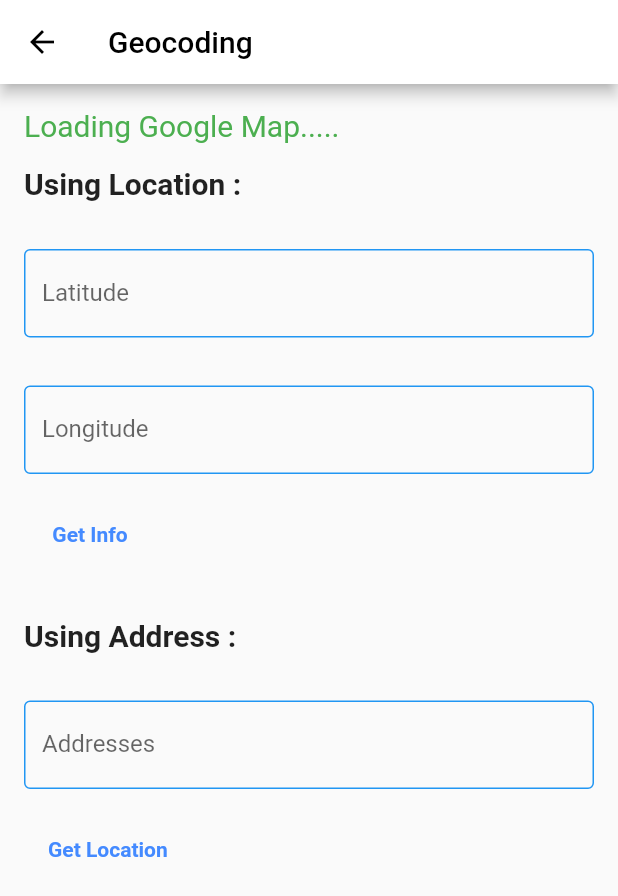
After one commit to congminh090800/google-map-demo, a Flutter app: the screen it shows after launch, after a tap on "Geocoding", on a phone screen of 412 x 824 dp. The commit adds this screen. Shown: the top 896 px of the screen. Run offline on Flutter 3.47's test engine with Material 2 defaults, Android fonts, the phone set to English and light mode, and no system bars; our stand-ins replace dio, geocoding, geolocator, google_maps_flutter, permission_handler; missing offline and left inert: flutter_polyline_points.

Commit message:
gloogle plcaes api + geocoding

```diff
--- /dev/null
+++ b/lib/geocoding_screen.dart
@@ -0,0 +1,224 @@
+import 'package:flutter/material.dart';
+import 'package:geocoding/geocoding.dart';
+import 'package:flutter/foundation.dart';
+import 'package:geolocator/geolocator.dart';
+import 'package:google_maps_flutter/google_maps_flutter.dart';
+
+class GeoCodingScreen extends StatefulWidget {
+  const GeoCodingScreen({Key? key}) : super(key: key);
+
+  @override
+  _GeoCodingScreenState createState() => _GeoCodingScreenState();
+}
+
+class _GeoCodingScreenState extends State<GeoCodingScreen> {
+  final latitudeController = TextEditingController();
+  final longtitudeController = TextEditingController();
+  final addressController = TextEditingController();
+  late String location = "";
+  late String address = "";
+
+  CameraPosition? initialCameraPosition;
+  GoogleMapController? googleMapController;
+
+  moveCamera(latitude, longitude) {
+    var newPosition = CameraPosition(target: LatLng(latitude, longitude), zoom: 12);
+
+    CameraUpdate update = CameraUpdate.newCameraPosition(newPosition);
+    CameraUpdate zoom = CameraUpdate.zoomTo(12);
+
+    googleMapController!.moveCamera(update);
+  }
+
+  Future<void> getInitialCameraPos() async {
+    var position = await Geolocator.getCurrentPosition(desiredAccuracy: LocationAccuracy.high, forceAndroidLocationManager: true);
+    print("${position.latitude}${position.longitude}");
+    setState(() {
+      initialCameraPosition = CameraPosition(
+        target: LatLng(position.latitude, position.longitude),
+        zoom: 12,
+      );
+    });
+    fetchAddress(position.latitude, position.longitude);
+    latitudeController.text = position.latitude.toString();
+    longtitudeController.text = position.longitude.toString();
+  }
+
+  fetchAddress(latitude, longtitude) async {
+    // Imagine that this function is fetching user info from another service or database.
+    if (latitude == "" || longtitude == "") {
+      setState(() {
+        address = "Enter Latitude and Longtitude of Location";
+      });
+    } else {
+      List<Placemark> placemarks = await placemarkFromCoordinates(latitude, longtitude);
+      // final data = await locationFromAddress("Gronausestraat 710, Enschede");
+      moveCamera(latitude, longtitude);
+      Placemark place = placemarks[0];
+      setState(() {
+        address = place.toString();
+      });
+      debugPrint('Fetch Location: $place.name`');
+    }
+  }
+
+  fetchLocation(address) async {
+    // Imagine that this function is fetching user info from another service or database.
+    // List<Placemark> placemarks = await placemarkFromCoordinates(latitude, longtitude);
+    if (address == "") {
+      setState(() {
+        location = "Enter Address of Location";
+      });
+    } else {
+      List<Location> locations = await locationFromAddress(address);
+      if (locations.length > 0) {
+        Location place = locations[0];
+
+        setState(() {
+          location = place.toString();
+        });
+        moveCamera(place.latitude, place.longitude);
+        debugPrint('Fetch Location: $locations`');
+      } else {
+        setState(() {
+          location = "Cannot find address";
+        });
+      }
+    }
+  }
+
+  @override
+  void initState() {
+    getInitialCameraPos();
+    super.initState();
+  }
+
+  @override
+  void dispose() {
+    // Clean up the controller when the widget is removed from the
+    // widget tree.
+    latitudeController.dispose();
+    longtitudeController.dispose();
+    addressController.dispose();
+    googleMapController!.dispose();
+    super.dispose();
+  }
+
+  @override
+  Widget build(BuildContext context) {
+    return Scaffold(
+      appBar: AppBar(
+        title: const Text("Geocoding"),
+      ),
+      body: Padding(
+        padding: const EdgeInsets.all(16.0),
+        child: SingleChildScrollView(
+          child: Column(
+            crossAxisAlignment: CrossAxisAlignment.start,
+            children: [
+              initialCameraPosition != null
+                  ? Container(
+                      height: 400,
+                      alignment: Alignment.center,
+                      child: GoogleMap(
+                        initialCameraPosition: initialCameraPosition!,
+                        onMapCreated: (controller) => googleMapController = controller,
+                      ),
+                    )
+                  : Container(
+                      child: Text(
+                        "Loading Google Map.....",
+                        style: TextStyle(fontSize: 20, color: Colors.green),
+                      ),
+                    ),
+              const Padding(
+                padding: EdgeInsets.symmetric(vertical: 16),
+                child: Text(
+                  "Using Location :",
+                  style: TextStyle(fontSize: 20, fontWeight: FontWeight.bold),
+                ),
+              ),
+              Padding(
+                padding: const EdgeInsets.symmetric(vertical: 16),
+                child: TextField(
+                  keyboardType: TextInputType.number,
+                  controller: latitudeController,
+                  decoration: const InputDecoration(
+                    border: UnderlineInputBorder(),
+                    labelText: 'Latitude',
+                    focusedBorder: OutlineInputBorder(
+                      borderSide: BorderSide(color: Colors.black, width: 1),
+                    ),
+                    enabledBorder: OutlineInputBorder(
+                      borderSide: BorderSide(color: Colors.blue, width: 1),
+                    ),
+                  ),
+                ),
+              ),
+              Padding(
+                padding: const EdgeInsets.symmetric(vertical: 16),
+                child: TextField(
+                  keyboardType: TextInputType.number,
+                  controller: longtitudeController,
+                  decoration: const InputDecoration(
+                    border: UnderlineInputBorder(),
+                    labelText: 'Longitude',
+                    focusedBorder: OutlineInputBorder(
+                      borderSide: BorderSide(color: Colors.black, width: 1),
+                    ),
+                    enabledBorder: OutlineInputBorder(
+                      borderSide: BorderSide(color: Colors.blue, width: 1),
+                    ),
+                  ),
+                ),
+              ),
+              MaterialButton(
+                onPressed: () {
+                  fetchAddress(double.parse(latitudeController.text), double.parse(longtitudeController.text));
+                },
+                child: const Text(
+                  "Get Info",
+                  style: TextStyle(fontWeight: FontWeight.bold, color: Colors.blueAccent),
+                ),
+              ),
+              Text(address),
+              const Padding(
+                padding: EdgeInsets.symmetric(vertical: 16.0),
+                child: Text(
+                  "Using Address :",
+                  style: TextStyle(fontSize: 20, fontWeight: FontWeight.bold),
+                ),
+              ),
+              Padding(
+                padding: const EdgeInsets.symmetric(vertical: 16),
+                child: TextField(
+                  controller: addressController,
+                  decoration: const InputDecoration(
+                    border: UnderlineInputBorder(),
+                    labelText: 'Addresses',
+                    focusedBorder: OutlineInputBorder(
+                      borderSide: BorderSide(color: Colors.black, width: 1),
+                    ),
+                    enabledBorder: OutlineInputBorder(
+                      borderSide: BorderSide(color: Colors.blue, width: 1),
+                    ),
+                  ),
+                ),
+              ),
+              MaterialButton(
+                onPressed: () {
+                  fetchLocation(addressController.text);
+                },
+                child: const Text(
+                  "Get Location",
+                  style: TextStyle(fontWeight: FontWeight.bold, color: Colors.blueAccent),
+                ),
+              ),
+              Text(location),
+            ],
+          ),
+        ),
+      ),
+    );
+  }
+}
--- a/lib/main.dart
+++ b/lib/main.dart
@@ -1,7 +1,11 @@
 import 'package:flutter/material.dart';
+
 import 'package:google_map_demo/current_location_screen.dart';
+import 'package:google_map_demo/geocoding_screen.dart';
 import 'package:google_map_demo/map_screen.dart';
+import 'package:google_map_demo/placesapi_screen.dart';
 import 'package:permission_handler/permission_handler.dart';
+import 'package:provider/provider.dart';
 
 void main() {
   runApp(const MyApp());
@@ -9,6 +13,7 @@ void main() {
 
 class MyApp extends StatelessWidget {
   const MyApp({Key? key}) : super(key: key);
+
   // This widget is the root of your application.
   @override
   Widget build(BuildContext context) {
@@ -28,6 +33,7 @@ class MyApp extends StatelessWidget {
 
 class HomePage extends StatefulWidget {
   const HomePage({Key? key}) : super(key: key);
+
   @override
   _HomePageState createState() => _HomePageState();
 }
@@ -44,8 +50,7 @@ class _HomePageState extends State<HomePage> {
     if (status == PermissionStatus.granted) {
       print('Permission granted');
     } else if (status == PermissionStatus.denied) {
-      print(
-          'Permission denied. Show a dialog and again ask for the permission');
+      print('Permission denied. Show a dialog and again ask for the permission');
     } else if (status == PermissionStatus.permanentlyDenied) {
       print('Take the user to the settings page.');
       await openAppSettings();
@@ -83,6 +88,24 @@ class _HomePageState extends State<HomePage> {
               ),
             ),
             child: const Text("Map screen"),
+          ),
+          OutlinedButton(
+            onPressed: () => Navigator.push(
+              context,
+              MaterialPageRoute(
+                builder: (context) => const GeoCodingScreen(),
+              ),
+            ),
+            child: const Text("Geocoding"),
+          ),
+          OutlinedButton(
+            onPressed: () => Navigator.push(
+              context,
+              MaterialPageRoute(
+                builder: (context) => const PlacesApiScreen(),
+              ),
+            ),
+            child: const Text("PlacesApi"),
           )
         ],
       ),
--- /dev/null
+++ b/lib/models/geometry.dart
@@ -0,0 +1,11 @@
+
+import 'package:google_map_demo/models/location.dart';
+
+class Geometry {
+  final Location location;
+
+  Geometry({required this.location});
+
+  Geometry.fromJson(Map<dynamic,dynamic> parsedJson)
+      :location = Location.fromJson(parsedJson['location']);
+}
--- /dev/null
+++ b/lib/models/location.dart
@@ -0,0 +1,10 @@
+class Location {
+  final double latitude;
+  final double longitude;
+
+  Location({required this.latitude, required this.longitude});
+
+  factory Location.fromJson(Map<dynamic, dynamic> parsedJson) {
+    return Location(latitude: parsedJson['lat'], longitude: parsedJson['lng']);
+  }
+}
--- a/pubspec.yaml
+++ b/pubspec.yaml
@@ -39,6 +39,10 @@ dependencies:
   google_maps_flutter: ^2.1.1
   geolocator: ^8.0.0
   permission_handler: ^8.3.0
+  geocoding: ^2.0.1
+  location: ^4.3.0
+  http: ^0.13.4
+  provider: ^6.0.1
 
 dev_dependencies:
   flutter_test:
```
Also changed, not shown: lib/address_search.dart (added, +62 -0 lines), lib/geolocator_service.dart (added, +7 -0 lines), lib/models/place_model.dart (added, +17 -0 lines), lib/places_service.dart (added, +108 -0 lines), lib/placesapi_screen.dart (added, +88 -0 lines), lib/placesearch_model.dart (added, +10 -0 lines), pubspec.lock.
